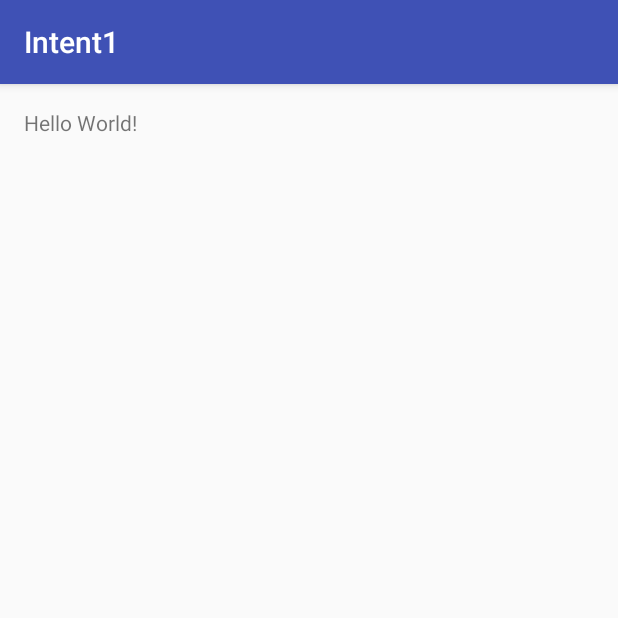
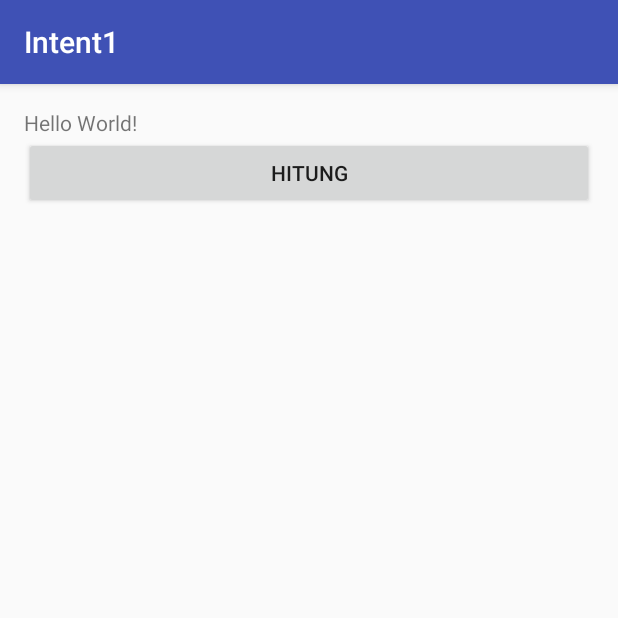
Before and after one commit to pashaneesa/Intent1, an Android app: the screen it shows after launch (MainActivity), on a phone screen of 412 x 824 dp, the top half of it. Run offline under Robolectric (Android 15) with nearby library versions, the phone set to English and light mode, and no system bars.

Commit message:
startActivity Part 1

```diff
--- a/app/src/main/AndroidManifest.xml
+++ b/app/src/main/AndroidManifest.xml
@@ -15,6 +15,7 @@
                 <category android:name="android.intent.category.LAUNCHER" />
             </intent-filter>
         </activity>
+        <activity android:name=".HasilActivity"></activity>
     </application>
 
 </manifest>
--- a/app/src/main/java/id/sch/smktelkom_mlg/learn/intent1/MainActivity.java
+++ b/app/src/main/java/id/sch/smktelkom_mlg/learn/intent1/MainActivity.java
@@ -1,7 +1,9 @@
 package id.sch.smktelkom_mlg.learn.intent1;
 
+import android.content.Intent;
 import android.support.v7.app.AppCompatActivity;
 import android.os.Bundle;
+import android.view.View;
 
 public class MainActivity extends AppCompatActivity {
 
@@ -9,5 +11,12 @@ public class MainActivity extends AppCompatActivity {
     protected void onCreate(Bundle savedInstanceState) {
         super.onCreate(savedInstanceState);
         setContentView(R.layout.activity_main);
+
+        findViewById(R.id.buttonHitung).setOnClickListener(new View.OnClickListener() {
+            @Override
+            public void onClick(View v) {
+                startActivity(new Intent(MainActivity.this, HasilActivity.class));
+            }
+        });
     }
 }
--- a/app/src/main/res/layout/activity_main.xml
+++ b/app/src/main/res/layout/activity_main.xml
@@ -1,5 +1,5 @@
 <?xml version="1.0" encoding="utf-8"?>
-<LinearLayout xmlns:android="http://schemas.android.com/apk/res/android"
+<RelativeLayout xmlns:android="http://schemas.android.com/apk/res/android"
     xmlns:tools="http://schemas.android.com/tools"
     android:layout_width="match_parent"
     android:layout_height="match_parent"
@@ -12,5 +12,17 @@
     <TextView
         android:layout_width="wrap_content"
         android:layout_height="wrap_content"
-        android:text="Hello World!" />
-</LinearLayout>
+        android:text="Hello World!"
+        android:id="@+id/textView" />
+
+    <Button
+        android:layout_width="wrap_content"
+        android:layout_height="wrap_content"
+        android:text="Hitung"
+        android:id="@+id/buttonHitung"
+        android:layout_below="@+id/textView"
+        android:layout_alignParentLeft="true"
+        android:layout_alignParentStart="true"
+        android:layout_alignParentRight="true"
+        android:layout_alignParentEnd="true" />
+</RelativeLayout>
```
Also changed, not shown: app/src/main/java/id/sch/smktelkom_mlg/learn/intent1/HasilActivity.java (added, +13 -0 lines), app/src/main/res/layout/activity_hasil.xml (added, +12 -0 lines).
